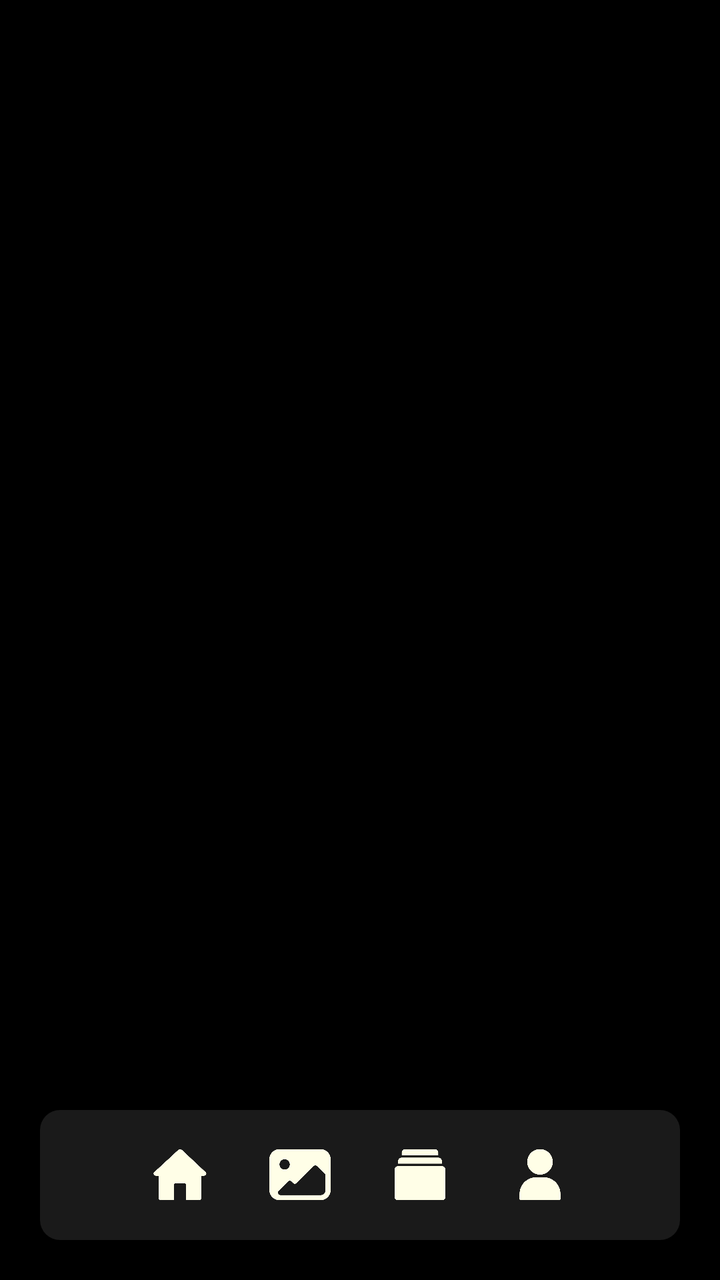
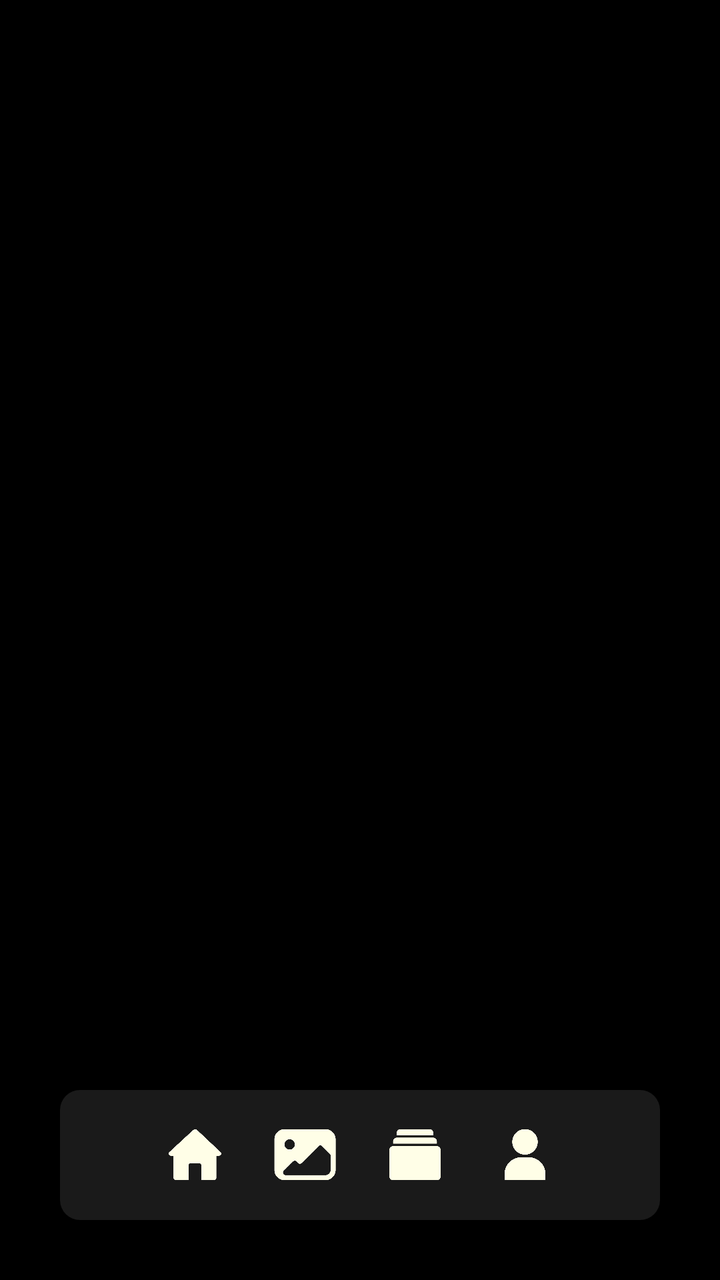

An Android layout rendered at two revisions. The XML below is the earlier revision; the diff shows what the commit changed to produce the second picture.
<!-- AndroidManifest.xml: application theme Theme.Monaly -->
<!-- res/layout/activity_main.xml -->
<?xml version="1.0" encoding="utf-8"?>
<androidx.constraintlayout.widget.ConstraintLayout xmlns:android="http://schemas.android.com/apk/res/android"
    xmlns:app="http://schemas.android.com/apk/res-auto"
    xmlns:tools="http://schemas.android.com/tools"
    android:id="@+id/main"
    android:layout_width="match_parent"
    android:layout_height="match_parent"
    android:background="@color/black"
    tools:context=".ui.activity.MainActivity">

    <androidx.viewpager2.widget.ViewPager2
        android:id="@+id/viewPagerMain"
        android:layout_width="0dp"
        android:layout_height="0dp"
        app:layout_constraintBottom_toTopOf="@+id/customBottomNav"
        app:layout_constraintEnd_toEndOf="parent"
        app:layout_constraintStart_toStartOf="parent"
        app:layout_constraintTop_toTopOf="parent" />

    <LinearLayout
        android:id="@+id/customBottomNav"
        android:layout_width="0dp"
        android:layout_height="65dp"
        android:layout_marginStart="20dp"
        android:layout_marginEnd="20dp"
        android:layout_marginBottom="20dp"
        android:background="@drawable/drawable_background_button_gray_deep_10_dp"
        android:gravity="center_vertical"
        android:orientation="horizontal"
        android:paddingStart="40dp"
        android:paddingEnd="40dp"
        app:layout_constraintBottom_toBottomOf="parent"
        app:layout_constraintEnd_toEndOf="parent"
        app:layout_constraintStart_toStartOf="parent">

        <ImageView
            android:id="@+id/navHome"
            android:layout_width="0dp"
            android:layout_height="32dp"
            android:layout_weight="1"
            android:scaleType="fitCenter"
            android:src="@drawable/ic_home_bage_neutral" />

        <ImageView
            android:id="@+id/navGallery"
            android:layout_width="0dp"
            android:layout_height="32dp"
            android:layout_weight="1"
            android:scaleType="fitCenter"
            android:src="@drawable/ic_gallery_bage_neutral" />

        <ImageView
            android:id="@+id/navAlbums"
            android:layout_width="0dp"
            android:layout_height="32dp"
            android:layout_weight="1"
            android:scaleType="fitCenter"
            android:src="@drawable/ic_albums_bage_neutral" />

        <ImageView
            android:id="@+id/navProfile"
            android:layout_width="0dp"
            android:layout_height="32dp"
            android:layout_weight="1"
            android:scaleType="fitCenter"
            android:src="@drawable/ic_profile_bage_neutral" />

    </LinearLayout>

</androidx.constraintlayout.widget.ConstraintLayout>
<!-- resources referenced by this layout -->
<resources>
  <color name="black">#000000</color>
  <!-- drawable drawable_background_button_gray_deep_10_dp (drawable) -->
  <?xml version="1.0" encoding="utf-8"?>
  <shape xmlns:android="http://schemas.android.com/apk/res/android">
  
      <solid android:color="@color/gray_deep"/>
      <corners android:radius="10dp"/>
  
  </shape>
  <!-- drawable ic_albums_bage_neutral: png bitmap (drawable, 1011 bytes) -->
  <!-- drawable ic_gallery_bage_neutral: png bitmap (drawable, 2375 bytes) -->
  <!-- drawable ic_home_bage_neutral: png bitmap (drawable, 1460 bytes) -->
  <!-- drawable ic_profile_bage_neutral: png bitmap (drawable, 1723 bytes) -->
  <style name="Theme.Monaly" parent="Base.Theme.Monaly" />
  <color name="gray_deep">#1A1A1A</color>
  <style name="Base.Theme.Monaly" parent="Theme.Material3.DayNight.NoActionBar">
  
          <item name="android:navigationBarColor">@color/black</item>
  
      </style>
</resources>

<!-- the commit's change to res/layout/activity_main.xml (unified diff, before → after) -->
@@ -21,9 +21,9 @@
         android:id="@+id/customBottomNav"
         android:layout_width="0dp"
         android:layout_height="65dp"
-        android:layout_marginStart="20dp"
-        android:layout_marginEnd="20dp"
-        android:layout_marginBottom="20dp"
+        android:layout_marginStart="30dp"
+        android:layout_marginEnd="30dp"
+        android:layout_marginBottom="30dp"
         android:background="@drawable/drawable_background_button_gray_deep_10_dp"
         android:gravity="center_vertical"
         android:orientation="horizontal"
